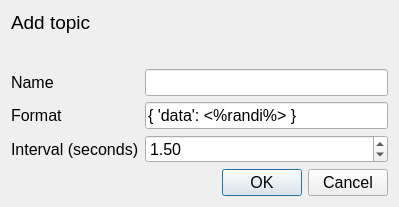
First picture: the form in gui/addtopicdialog.ui, repository TheZlodziej/mqtt-simulator, before the edit.
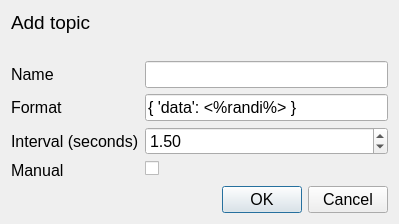
Second picture: the form after the edit.

Commit message: manual option - ui

What changed in the file:
```diff
--- a/gui/addtopicdialog.ui
+++ b/gui/addtopicdialog.ui
@@ -7,7 +7,7 @@
     <x>0</x>
     <y>0</y>
     <width>399</width>
-    <height>207</height>
+    <height>224</height>
    </rect>
   </property>
   <property name="font">
@@ -92,6 +92,26 @@
          </property>
         </widget>
        </item>
+       <item row="3" column="1">
+        <widget class="QCheckBox" name="manual_check_box">
+         <property name="toolTip">
+          <string>If checked, the data will be automatically send every &lt;interval&gt; seconds</string>
+         </property>
+         <property name="text">
+          <string/>
+         </property>
+         <property name="checked">
+          <bool>false</bool>
+         </property>
+        </widget>
+       </item>
+       <item row="3" column="0">
+        <widget class="QLabel" name="manual_lbl">
+         <property name="text">
+          <string>Manual</string>
+         </property>
+        </widget>
+       </item>
       </layout>
      </item>
     </layout>
```
Left out of the diff: 2 changed lines with no effect on the pictures. The commit also changes 3 other files.
